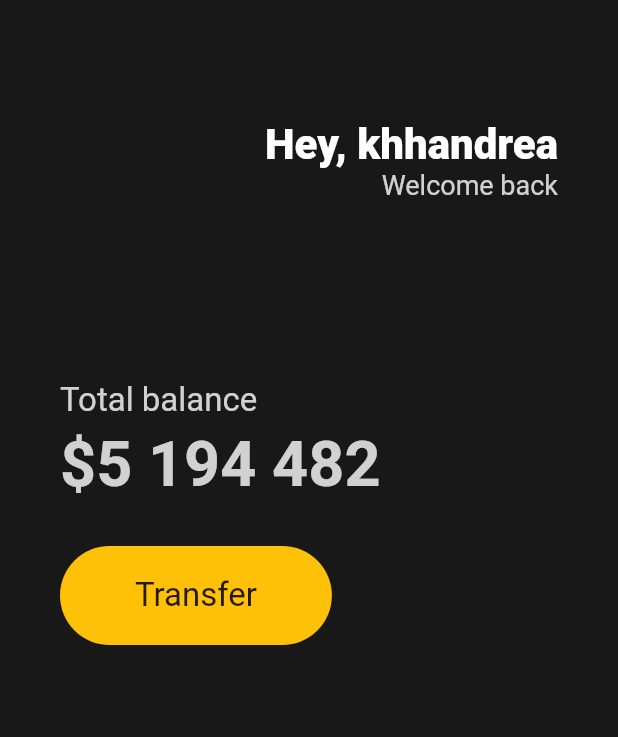
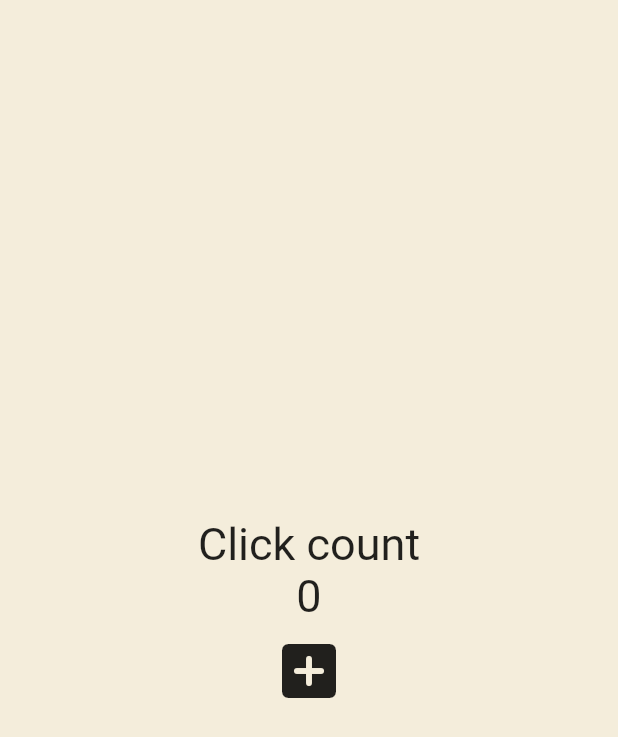
Before and after one commit to khhandrea/quickstarts, a Flutter app: the screen it shows after launch, on a phone screen of 412 x 824 dp. Shown: the top 737 px of the screen. Run offline on Flutter 3.47's test engine with Material 2 defaults, Android fonts, the phone set to English and light mode, and no system bars.

Commit message:
feat: add counter app

```diff
--- a/lib/main.dart
+++ b/lib/main.dart
@@ -1,100 +1,8 @@
 import 'package:flutter/material.dart';
+// import 'package:flutter_toonflix/stateless.dart';
+import 'package:flutter_toonflix/stateful.dart';
 
 void main() {
-  runApp(App());
+  // runApp(const StatelessApp());
+  runApp(const StatefulApp());
 }
-
-class App extends StatelessWidget {
-  const App({super.key});
-
-  @override
-  Widget build(BuildContext context) {
-    return MaterialApp(
-      home: Scaffold(
-        backgroundColor: const Color(0xFF181818),
-        body: Center(
-          child: Padding(
-            padding: const EdgeInsets.symmetric(horizontal: 40),
-            child: Column(
-              crossAxisAlignment: CrossAxisAlignment.start,
-              children: [
-                const SizedBox(
-                  height: 80,
-                ),
-                Row(
-                  mainAxisAlignment: MainAxisAlignment.end,
-                  children: [
-                    Column(
-                      crossAxisAlignment: CrossAxisAlignment.end,
-                      children: [
-                        const Text(
-                          "Hey, khhandrea",
-                          style: TextStyle(
-                            fontSize: 28,
-                            fontWeight: FontWeight.w800,
-                            color: Colors.white,
-                          ),
-                        ),
-                        Text(
-                          "Welcome back",
-                          style: TextStyle(
-                            fontSize: 18,
-                            color: Colors.white.withOpacity(0.8),
-                          ),
-                        ),
-                      ],
-                    )
-                  ],
-                ),
-                const SizedBox(
-                  height: 120,
-                ),
-                Text(
-                  "Total balance",
-                  style: TextStyle(
-                    fontSize: 22,
-                    color: Colors.white.withOpacity(0.8),
-                  ),
-                ),
-                const SizedBox(
-                  height: 5,
-                ),
-                Text(
-                  "\$5 194 482",
-                  style: TextStyle(
-                    fontSize: 42,
-                    fontWeight: FontWeight.w600,
-                    color: Colors.white.withOpacity(0.8),
-                  ),
-                ),
-                const SizedBox(
-                  height: 30,
-                ),
-                Row(
-                  children: [
-                    Container(
-                      decoration: BoxDecoration(
-                        color: Colors.amber,
-                        borderRadius: BorderRadius.circular(45),
-                      ),
-                      child: const Padding(
-                        padding: EdgeInsets.symmetric(
-                          vertical: 20,
-                          horizontal: 50,
-                        ),
-                        child: Text(
-                          "Transfer",
-                          style: TextStyle(fontSize: 22),
-                        ),
-                      ),
-                    ),
-                  ],
-                ),
-              ],
-            ),
-          ),
-        ),
-      ),
-    );
-  }
-}
--- /dev/null
+++ b/lib/stateful.dart
@@ -0,0 +1,54 @@
+import 'package:flutter/material.dart';
+
+class StatefulApp extends StatefulWidget {
+  const StatefulApp({super.key});
+
+  @override
+  State<StatefulApp> createState() => _StatefulAppState();
+}
+
+class _StatefulAppState extends State<StatefulApp> {
+  int counter = 0;
+
+  void onClicked() {
+    setState(() {
+      counter += 1;
+    });
+  }
+
+  @override
+  Widget build(BuildContext context) {
+    return MaterialApp(
+      home: Scaffold(
+        backgroundColor: const Color(0xFFF4EDDB),
+        body: Center(
+          child: Column(
+            mainAxisAlignment: MainAxisAlignment.center,
+            crossAxisAlignment: CrossAxisAlignment.center,
+            children: [
+              const Text(
+                "Click count",
+                style: TextStyle(
+                  fontSize: 30,
+                ),
+              ),
+              Text(
+                "$counter",
+                style: const TextStyle(
+                  fontSize: 30,
+                ),
+              ),
+              IconButton(
+                iconSize: 48,
+                onPressed: onClicked,
+                icon: const Icon(
+                  Icons.add_box_rounded,
+                ),
+              ),
+            ],
+          ),
+        ),
+      ),
+    );
+  }
+}
```
Also changed, not shown: lib/stateless.dart (added, +147 -0 lines), lib/widgets/button.dart (added, +37 -0 lines), lib/widgets/currency_card.dart (added, +93 -0 lines).
